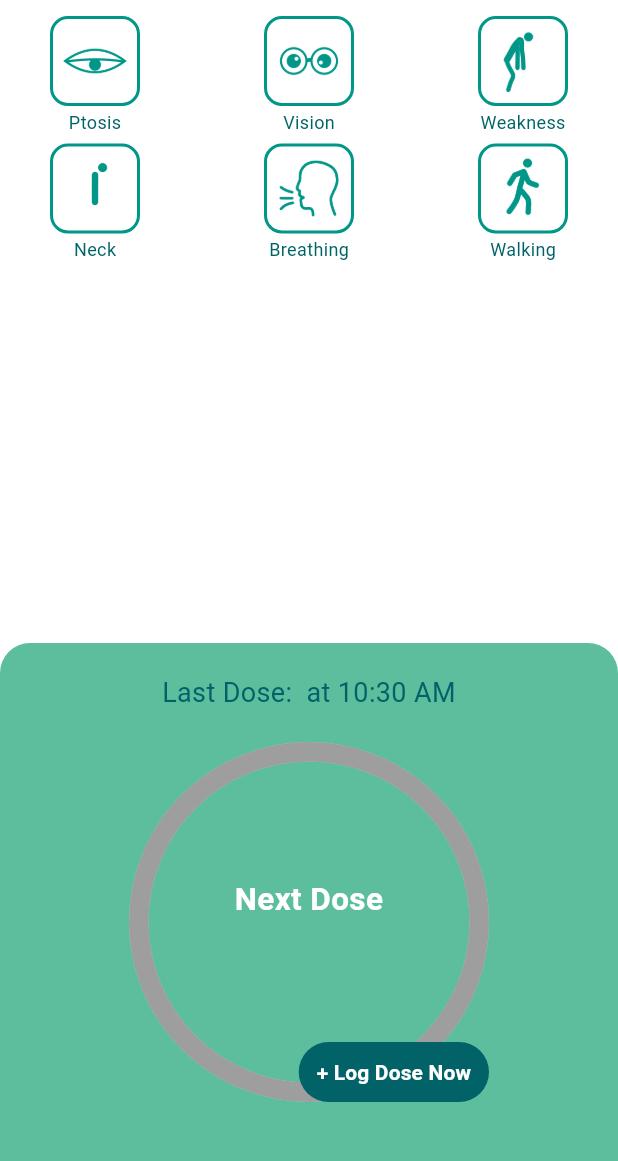
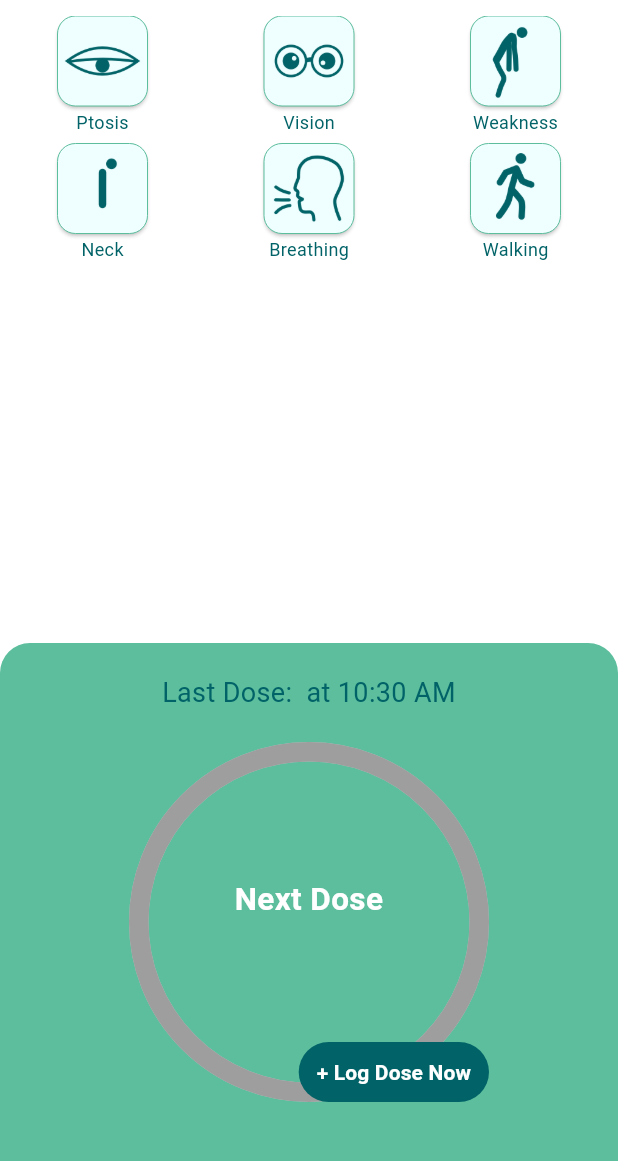
Before and after one commit to dojosgithub/mestinow, a Flutter app: the StatusPage screen opened by its route, after a tap on an icon or button, on a phone screen of 412 x 824 dp, the part 68-1229 px from its top. Run offline on Flutter 3.47's test engine with Material 3 defaults, Android fonts, the phone set to English and light mode, and no system bars; drawn by our look-alikes of percent_indicator; our stand-ins replace flutter_local_notifications, objectbox, shared_preferences, timezone; missing offline and left inert: relative_time; accounts and stored records are empty; generated files the repository leaves out were written again.

Commit message:
Fixes #4: alerts

```diff
--- a/lib/pages/status.dart
+++ b/lib/pages/status.dart
@@ -120,11 +120,16 @@ class _StatusPageState extends State<StatusPage> {
     if (scheduledTime.isBefore(DateTime.now())) {
       return;
     }
+    final fiveMinutesBefore = scheduledTime.subtract(Duration(minutes: 5));
+    await doScheduleNextDoseNotification(fiveMinutesBefore, 'It will soon be time to take your Medication.',0);
+    await doScheduleNextDoseNotification(scheduledTime, 'It\'s time to take your Medication.',1);
+  }
 
+  Future<void>doScheduleNextDoseNotification(DateTime scheduledTime,String message,int notificationId) async {
     await notificationsPlugin.zonedSchedule(
-      0,
+      notificationId,
       'Medication Reminder',
-      'It\'s time to take your Mestinon.',
+      message,
       tz.TZDateTime.from(scheduledTime, tz.local),
       const NotificationDetails(
         android: AndroidNotificationDetails(
@@ -213,8 +218,7 @@ class _StatusPageState extends State<StatusPage> {
 
   Color _getTimeBasedBackColor(int minutes) {
     if (minutes < 1) return AppColors.error;
-    return Color(0xff5CBE9D);
-    // minutes > 0 ? Color(0xff5CBE9D) : AppColors.error,// Color(0xff5CBE9D),
+    return AppColors.lightPrimary;
   }
 
   // Add this widget to your build method, before the CircularPercentIndicator
@@ -228,7 +232,7 @@ class _StatusPageState extends State<StatusPage> {
 
       gridDelegate: SliverGridDelegateWithFixedCrossAxisCount(
         crossAxisCount: 3,
-        crossAxisSpacing: 16,
+        crossAxisSpacing: 1,
         mainAxisExtent: 85.0,
         // mainAxisSpacing: 8,
         // childAspectRatio: 1.5,
--- a/lib/theme/colors.dart
+++ b/lib/theme/colors.dart
@@ -6,4 +6,6 @@ class AppColors {
   static const Color error = Colors.red;
   static const Color invalid = Colors.grey;
   static const Color darkPrimary = Color(0xff016367);
+  static const Color lightPrimary = Color(0xff5CBE9D);
+  static const Color lighterPrimary = Color(0xffeffeff);
 }
--- a/lib/widgets/symptom_button.dart
+++ b/lib/widgets/symptom_button.dart
@@ -23,19 +23,19 @@ class SymptomButton extends StatelessWidget {
         Container(
           width: 60,
           height: 60,
-          child: TextButton(
+          child: ElevatedButton(
             onPressed: onPressed,
             style: TextButton.styleFrom(
-              backgroundColor: isActive ? AppColors.primary : Colors.white,
+              backgroundColor: isActive ? AppColors.primary : AppColors.lighterPrimary,
               shape: RoundedRectangleBorder(
                 borderRadius: BorderRadius.circular(12),
-                side: BorderSide(color: AppColors.primary, width: 2),
+                side: BorderSide(color: AppColors.lightPrimary, width: 0),
               ),
-              padding: EdgeInsets.all(8),
+              padding: EdgeInsets.all(4),
             ),
             child: Image.asset(
               iconPath,
-              color: isActive ? Colors.white : AppColors.primary,
+              color: isActive ? Colors.white : AppColors.darkPrimary,
             ),
           ),
         ),
--- a/pubspec.yaml
+++ b/pubspec.yaml
@@ -38,7 +38,6 @@ dependencies:
   flutter_launcher_icons: ^0.14.3
   flutter_localizations:
     sdk: flutter
-  audioplayers: ^5.2.1
 
   # The following adds the Cupertino Icons font to your application.
   # Use with the CupertinoIcons class for iOS style icons.
```
Also changed, not shown: pubspec.lock.
